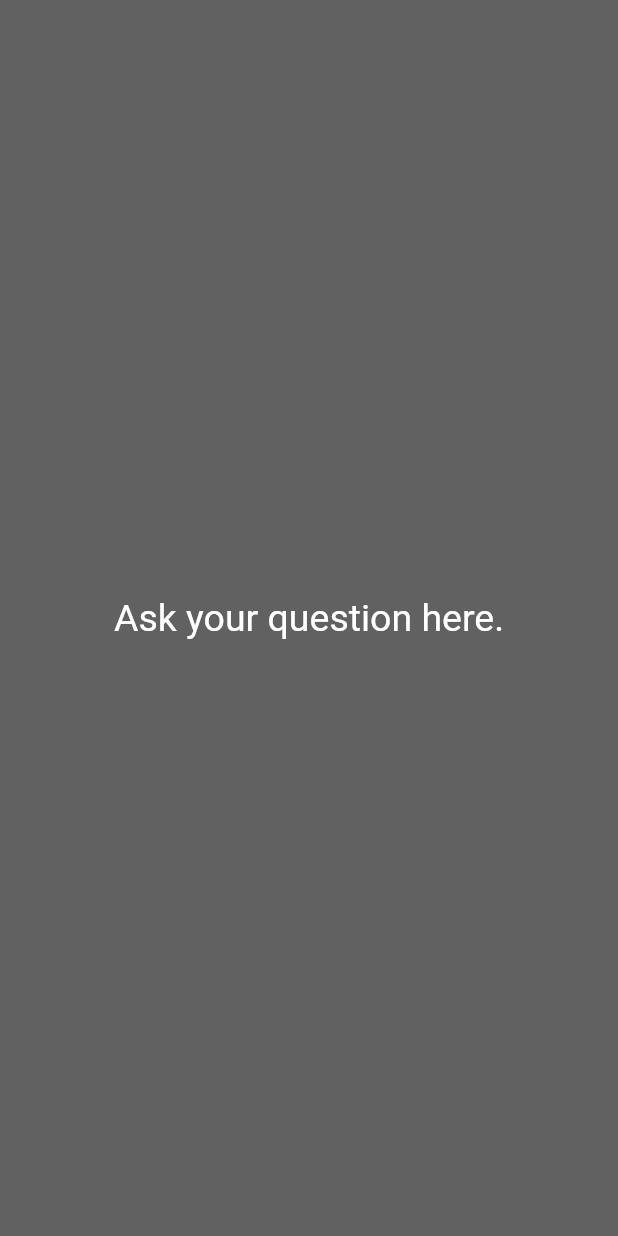
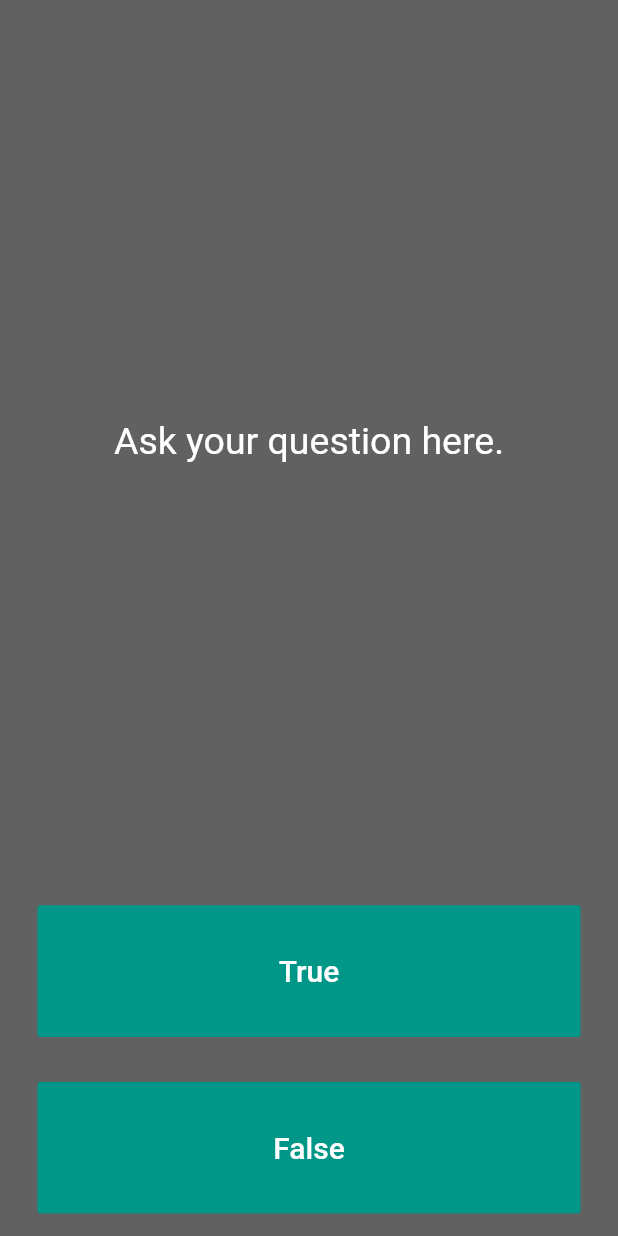
Before and after one commit to apphow/question_and_answer, a Flutter app: the screen it shows after launch, on a phone screen of 412 x 824 dp. Run offline on Flutter 3.47's test engine with Material 2 defaults, Android fonts, the phone set to English and light mode, and no system bars.

Commit message:
added True and False FlatButtons

```diff
--- a/lib/main.dart
+++ b/lib/main.dart
@@ -39,12 +39,47 @@ class _QuestionPageState extends State<QuestionPage> {
           child: Padding(
             padding: EdgeInsets.all(10.0),
             child: Center(
-                    child: Text('Ask your question here.',
+              child: Text(
+                'Ask your question here.',
                 textAlign: TextAlign.center,
                 style: TextStyle(
                   fontSize: 25.0,
                   color: Colors.white,
-                        )))))
+                ),
+              ),
+            ),
+          ),
+        ),
+        Expanded(
+          child: Padding(
+            padding: EdgeInsets.all(15.0),
+            child: FlatButton(
+              textColor: Colors.white,
+              color: Colors.teal,
+              child: Text(
+                'True',
+                style: TextStyle(
+                  color: Colors.white,
+                  fontSize: 20.0,
+                ),
+              ),
+              onPressed: () {},
+            ),
+          ),
+        ),
+        Expanded(
+            child: Padding(
+                padding: EdgeInsets.all(15.0),
+                child: FlatButton(
+                    color: Colors.teal,
+                    child: Text(
+                      'False',
+                      style: TextStyle(
+                        fontSize: 20.0,
+                        color: Colors.white,
+                      ),
+                    ),
+                    onPressed: () {})))
       ],
     );
   }
```
Lines whose indentation alone changed are shown as unchanged.
